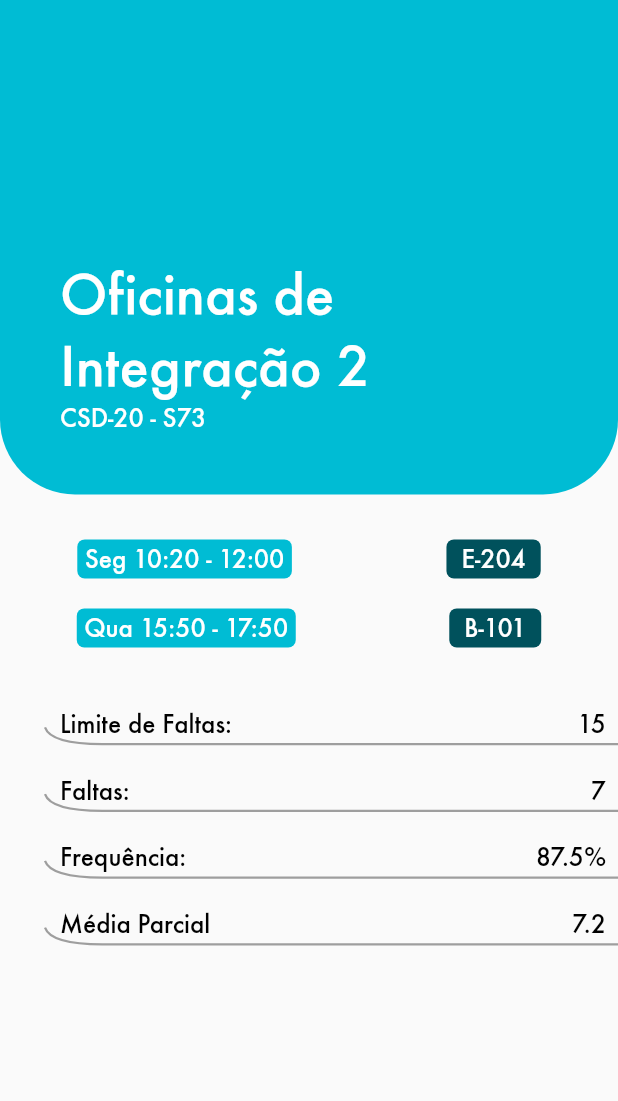
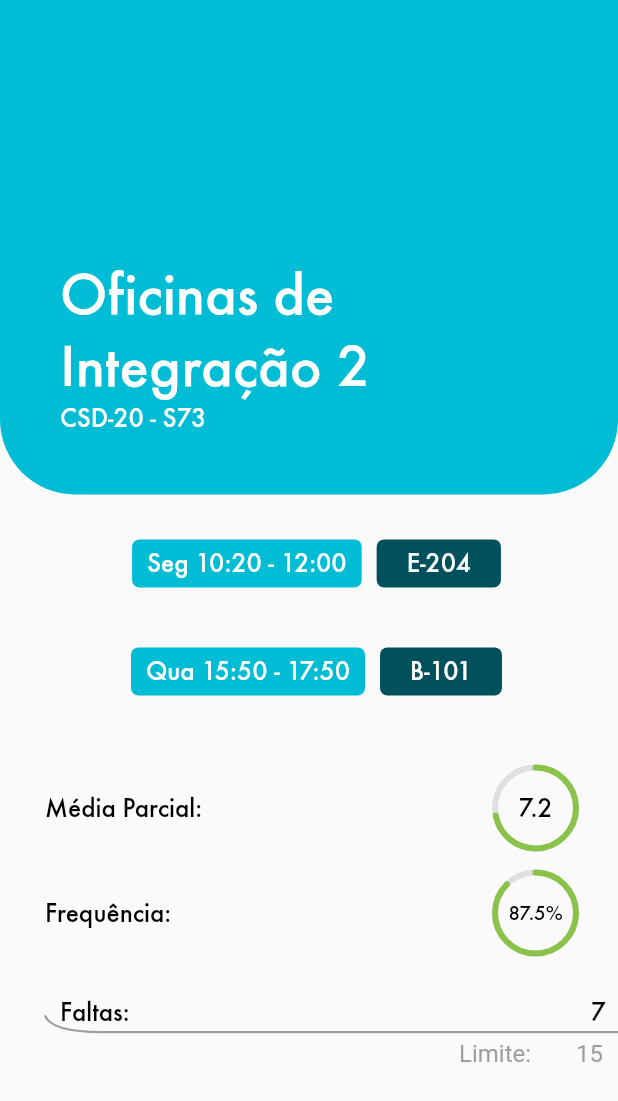
Before and after one commit to GabrielFrizzo/Cefetapp, a Flutter app: the SubjectDetailsPage screen opened directly with sample values from the repository, on a phone screen of 412 x 824 dp. Shown: the top 1101 px of the screen. Run offline on Flutter 3.47's test engine with Material 2 defaults, Android fonts, the phone set to English and light mode, and no system bars; network calls fail.

Commit message:
Update subject details UI

```diff
--- a/mob_flutter/cefetapp/lib/features/subjects/presentation/pages/subject_details_page.dart
+++ b/mob_flutter/cefetapp/lib/features/subjects/presentation/pages/subject_details_page.dart
@@ -2,6 +2,7 @@ import 'package:flutter/material.dart';
 import 'package:quiver/iterables.dart';
 
 import '../../../../core/domain/entities/subject.dart';
+import '../../../../core/presentation/widgets/circular_progress.dart';
 
 class SubjectDetailsPage extends StatelessWidget {
   SubjectDetailsPage({@required this.subject}) : color = subject.color;
@@ -40,12 +41,15 @@ class SubjectDetailsPage extends StatelessWidget {
           ),
           Column(
             children: zip([subject.times, subject.rooms]).map((row) {
-              return Row(
-                mainAxisAlignment: MainAxisAlignment.spaceAround,
+              return Container(
+                margin: const EdgeInsets.only(bottom: 40),
+                child: Row(
+                  mainAxisAlignment: MainAxisAlignment.center,
                   children: <Widget>[
                     Container(
-                    margin: EdgeInsets.only(bottom: 20),
-                    padding: EdgeInsets.symmetric(horizontal: 5, vertical: 2),
+                      margin: const EdgeInsets.symmetric(horizontal: 10),
+                      padding: const EdgeInsets.symmetric(
+                          horizontal: 10, vertical: 5),
                       decoration: BoxDecoration(
                         color: color,
                         borderRadius: BorderRadius.all(Radius.circular(5)),
@@ -56,8 +60,8 @@ class SubjectDetailsPage extends StatelessWidget {
                       ),
                     ),
                     Container(
-                    margin: EdgeInsets.only(bottom: 20),
-                    padding: EdgeInsets.symmetric(horizontal: 10, vertical: 2),
+                      padding:
+                          EdgeInsets.symmetric(horizontal: 20, vertical: 5),
                       decoration: BoxDecoration(
                         color: _darkenColor(color),
                         borderRadius: BorderRadius.all(Radius.circular(5)),
@@ -68,6 +72,7 @@ class SubjectDetailsPage extends StatelessWidget {
                       ),
                     ),
                   ],
+                ),
               );
             }).toList(),
           ),
@@ -76,21 +81,46 @@ class SubjectDetailsPage extends StatelessWidget {
               margin: EdgeInsets.only(left: 30),
               child: Column(
                 children: <Widget>[
-                  statisticItem(
-                    desc: 'Limite de Faltas:',
-                    value: subject.absenceLimit.toString(),
+                  buildProgressItem(
+                    desc: 'Média Parcial:',
+                    stringValue: Text(subject.average.toString()),
+                    value: subject.average,
+                    maxValue: 10,
+                    color:
+                        subject.average >= 6.0 ? Colors.lightGreen : Colors.red,
                   ),
+                  buildProgressItem(
+                    desc: 'Frequência:',
+                    stringValue: Text(
+                      '${subject.attendance}%',
+                      style: TextStyle(fontSize: 14),
+                    ),
+                    value: subject.attendance,
+                    maxValue: 100,
+                    color: subject.attendance >= 75
+                        ? Colors.lightGreen
+                        : Colors.red,
+                  ),
+                  Column(
+                    children: <Widget>[
                       statisticItem(
                         desc: 'Faltas:',
                         value: subject.currentAbsences.toString(),
                       ),
-                  statisticItem(
-                    desc: 'Frequência:',
-                    value: '${subject.attendance.toString()}%',
+                      SizedBox(height: 5),
+                      DefaultTextStyle(
+                        style: TextStyle(fontSize: 16, color: Colors.grey),
+                        child: Row(
+                          mainAxisAlignment: MainAxisAlignment.end,
+                          children: <Widget>[
+                            Text('Limite:'),
+                            SizedBox(width: 30),
+                            Text('${subject.absenceLimit}'),
+                            SizedBox(width: 10),
+                          ],
                         ),
-                  statisticItem(
-                    desc: 'Média Parcial',
-                    value: subject.average.toString(),
+                      )
+                    ],
                   ),
                 ],
               ),
@@ -104,9 +134,7 @@ class SubjectDetailsPage extends StatelessWidget {
   }
 
   Color _darkenColor(color) {
-    return HSLColor.fromColor(color)
-                        .withLightness(0.18)
-                        .toColor();
+    return HSLColor.fromColor(color).withLightness(0.18).toColor();
   }
 
   Widget statisticItem({@required String desc, @required String value}) {
@@ -126,6 +154,35 @@ class SubjectDetailsPage extends StatelessWidget {
         ),
       ),
       painter: _CustomDividerPainter(),
+    );
+  }
+
+  buildProgressItem({
+    @required String desc,
+    @required Text stringValue,
+    @required double value,
+    @required double maxValue,
+    @required Color color,
+  }) {
+    return Row(
+      mainAxisAlignment: MainAxisAlignment.spaceBetween,
+      children: <Widget>[
+        Text(desc, style: TextStyle(fontSize: 18)),
+        Container(
+          width: 70,
+          height: 70,
+          padding: const EdgeInsets.all(8.0),
+          margin: const EdgeInsets.only(right: 20),
+          child: CustomPaint(
+            child: Center(child: stringValue),
+            painter: CircularProgressPainter(
+              color: color,
+              value: value,
+              maxValue: maxValue,
+            ),
+          ),
+        ),
+      ],
     );
   }
 }
```
Lines whose indentation alone changed are shown as unchanged.
